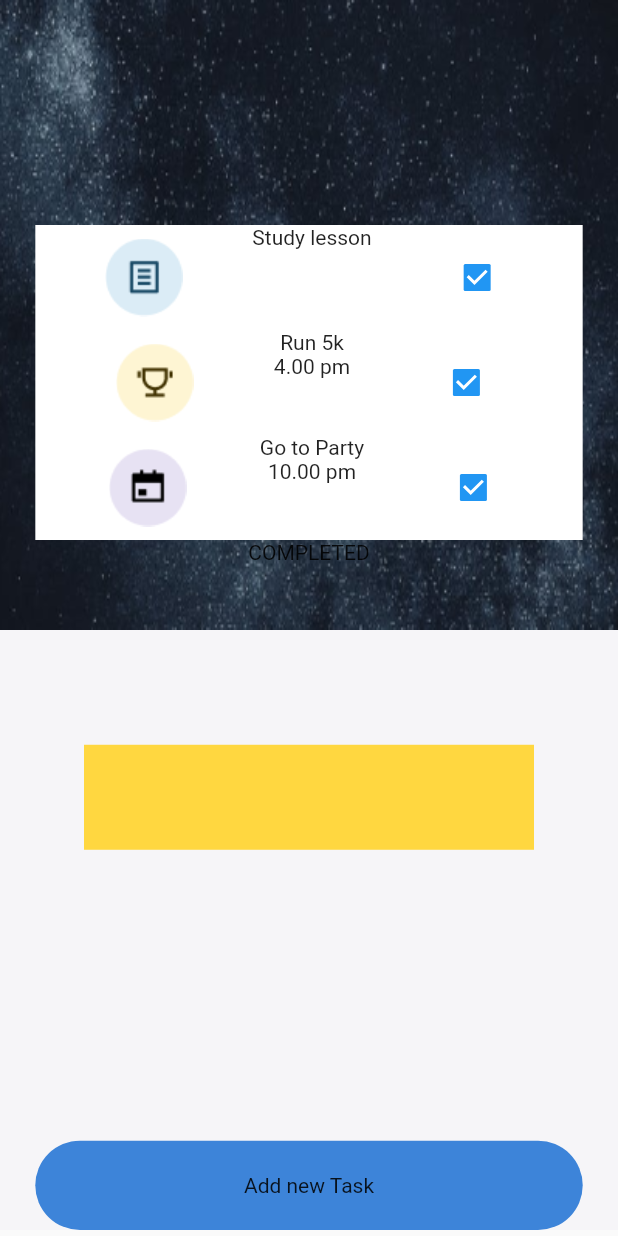
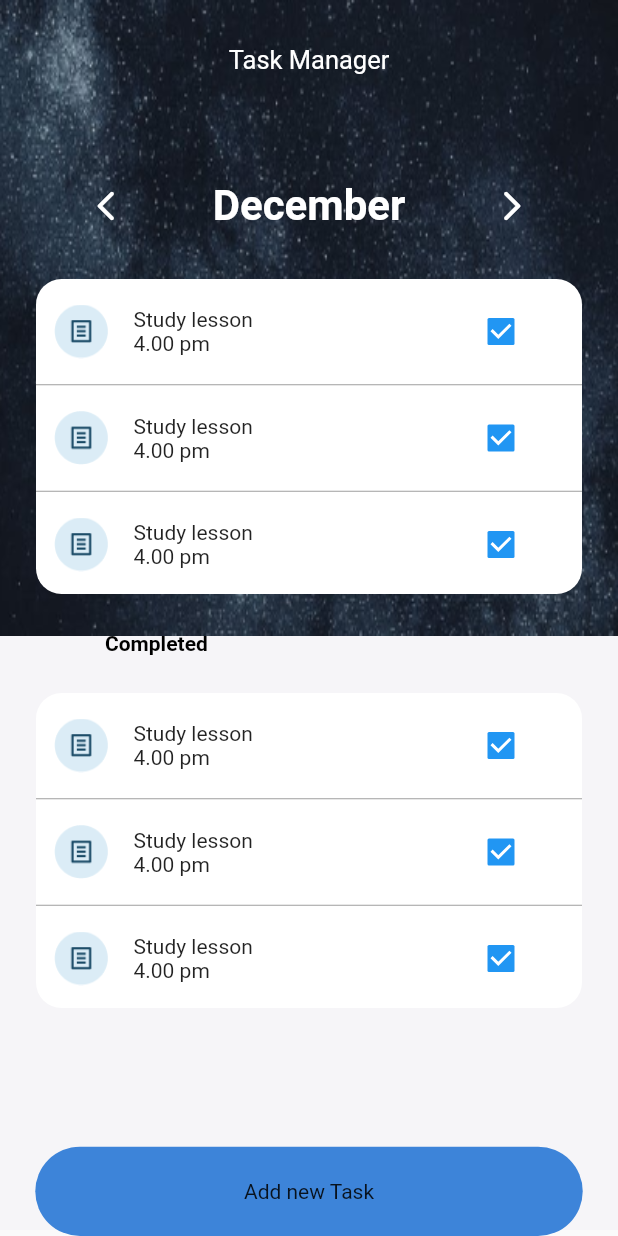
Before and after one commit to Mikhelmariya/todo, a Flutter app: the screen it shows after launch, on a phone screen of 412 x 824 dp. Run offline on Flutter 3.47's test engine with Material 2 defaults, Android fonts, the phone set to English and light mode, and no system bars; our stand-ins replace table_calendar; missing offline and left inert: dart:html.

Commit message:
new file tasklist created

```diff
--- a/lib/main.dart
+++ b/lib/main.dart
@@ -2,9 +2,20 @@ import 'dart:html';
 
 import 'package:flutter/material.dart';
 import 'package:table_calendar/table_calendar.dart';
+import 'package:todo/widgets/tasklist.dart';
 
 void main() {
-  runApp(MaterialApp(
+  runApp(Homepage());
+}
+
+class Homepage extends StatelessWidget {
+  const Homepage({
+    Key? key,
+  }) : super(key: key);
+
+  @override
+  Widget build(BuildContext context) {
+    return MaterialApp(
       home: Scaffold(
         body: Stack(
           alignment: Alignment.topCenter,
@@ -24,110 +35,107 @@ void main() {
                 child: Image.asset('images/todo.png'),
               ),
             ),
-          Positioned.fill(
-            top: 150,
-            child: Column(children: [
-              Container(
-                height: 70,
-                width: 364.9,
+            Positioned(
+              child: SingleChildScrollView(
+                child: Column(
+                  children: [
+                    Padding(
+                      padding: const EdgeInsets.only(top: 30, bottom: 63),
+                      child: Text(
+                        "Task Manager",
+                        style: TextStyle(
+                            fontWeight: FontWeight.normal,
                             color: Colors.white,
-                child: Row(
-                  mainAxisAlignment: MainAxisAlignment.center,
-                  crossAxisAlignment: CrossAxisAlignment.center,
-                  children: [
-                    Spacer(
-                      flex: 1,
-                    ),
-                    Image.asset('images/study.png'),
-                    Spacer(
-                      flex: 1,
-                    ),
-                    Center(
-                      child: Column(
-                        children: [Center(child: Text("Study lesson"))],
+                            fontSize: 17),
                       ),
                     ),
-                    // SizedBox(
-                    //  width: 10,
-                    // ),
-                    Spacer(
-                      flex: 1,
+                    Row(
+                      mainAxisAlignment: MainAxisAlignment.spaceEvenly,
+                      children: [
+                        IconButton(
+                            onPressed: () {},
+                            icon: Icon(
+                              Icons.arrow_back_ios_rounded,
+                              color: Colors.white,
+                            )),
+                        Text(
+                          "December",
+                          style: TextStyle(
+                              fontWeight: FontWeight.bold,
+                              color: Colors.white,
+                              fontSize: 28),
                         ),
-                    Checkbox(value: true, onChanged: ((value) {})),
-                    Spacer(
-                      flex: 1,
+                        IconButton(
+                            onPressed: () {},
+                            icon: Icon(
+                              Icons.arrow_forward_ios_rounded,
+                              color: Colors.white,
+                            )),
+                      ],
+                    ),
+                    Padding(
+                      padding: const EdgeInsets.symmetric(
+                          horizontal: 17, vertical: 25),
+                      child: Container(
+                        height: 70 * 3,
+                        width: 364,
+                        decoration: BoxDecoration(
+                            color: Colors.white,
+                            borderRadius: BorderRadius.circular(17)),
+                        child: ListView.separated(
+                            separatorBuilder: (context, index) {
+                              return Divider(
+                                height: 1,
+                                color: Colors.grey,
+                              );
+                            },
+                            itemCount: 3,
+                            itemBuilder: ((context, index) {
+                              return TaskList();
+                            })),
+                      ),
+                    ),
+                    Padding(
+                      padding: const EdgeInsets.symmetric(horizontal: 70),
+                      child: Row(
+                        children: [
+                          Text(
+                            "Completed",
+                            style: TextStyle(
+                                fontWeight: FontWeight.bold,
+                                color: Colors.black),
                           ),
                         ],
                       ),
                     ),
-
-              //Icon((AssetImage("images/run.png"))),
-              Container(
-                height: 70,
-                width: 364.9,
+                    Padding(
+                      padding: const EdgeInsets.symmetric(
+                          horizontal: 17, vertical: 25),
+                      child: Container(
+                        height: 70 * 3,
+                        width: 364,
+                        decoration: BoxDecoration(
                             color: Colors.white,
-                child: Row(
-                  mainAxisAlignment: MainAxisAlignment.center,
-                  children: [
-                    Spacer(
-                      flex: 1,
-                    ),
-                    Image.asset('images/run.png'),
-                    Spacer(
-                      flex: 1,
-                    ),
-                    Center(
-                      child: Column(
-                        children: [
-                          Center(child: Text("Run 5k")),
-                          Text("4.00 pm"),
-                        ],
+                            borderRadius: BorderRadius.circular(17)),
+                        child: ListView.separated(
+                            separatorBuilder: (context, index) {
+                              return Divider(
+                                height: 1,
+                                color: Colors.grey,
+                              );
+                            },
+                            itemCount: 3,
+                            itemBuilder: ((context, index) {
+                              return TaskList();
+                            })),
                       ),
                     ),
-                    Spacer(
-                      flex: 1,
-                    ),
-                    Checkbox(value: true, onChanged: ((value) {})),
-                    Spacer(
-                      flex: 1,
+                    SizedBox(
+                      height: 250,
                     ),
                   ],
                 ),
               ),
-
-              Container(
-                height: 70,
-                width: 364.9,
-                color: Colors.white,
-                child: Row(
-                  mainAxisAlignment: MainAxisAlignment.center,
-                  children: [
-                    Spacer(
-                      flex: 1,
-                    ),
-                    Image.asset('images/party.png'),
-                    Spacer(
-                      flex: 1,
-                    ),
-                    Column(
-                      children: [
-                        Center(child: Text("Go to Party")),
-                        Text("10.00 pm")
-                      ],
-                    ),
-                    Spacer(
-                      flex: 1,
-                    ),
-                    Checkbox(value: true, onChanged: ((value) {})),
-                    Spacer(
-                      flex: 1,
-                    ),
-                  ],
-                ),
-              ),
-              Text("COMPLETED"),
-              //Spacer(),
-            ]),
             ),
             Positioned(
               bottom: 0,
@@ -145,15 +153,9 @@ void main() {
                     )),
               ),
             ),
-          Positioned(
-              top: 496.51,
-              child: Container(
-                height: 70,
-                width: 300,
-                color: Colors.amberAccent,
-              )),
           ],
         ),
       ),
-  ));
+    );
   }
+}
--- /dev/null
+++ b/lib/widgets/tasklist.dart
@@ -0,0 +1,45 @@
+import 'package:flutter/material.dart';
+
+class TaskList extends StatelessWidget {
+  const TaskList({
+    Key? key,
+  }) : super(key: key);
+
+  @override
+  Widget build(BuildContext context) {
+    return Container(
+      height: 70,
+      child: Row(
+        mainAxisAlignment: MainAxisAlignment.center,
+        crossAxisAlignment: CrossAxisAlignment.center,
+        children: [
+          Padding(
+            padding: const EdgeInsets.all(17).copyWith(left: 12),
+            child: Image.asset('images/study.png'),
+          ),
+
+          Center(
+            child: Column(
+              mainAxisAlignment: MainAxisAlignment.center,
+              crossAxisAlignment: CrossAxisAlignment.start,
+              children: [
+                Text("Study lesson"),
+                Text("4.00 pm"),
+              ],
+            ),
+          ),
+          // SizedBox(
+          //  width: 10,
+          // ),
+          Spacer(
+            flex: 1,
+          ),
+          Padding(
+            padding: const EdgeInsets.all(30),
+            child: Checkbox(value: true, onChanged: ((value) {})),
+          ),
+        ],
+      ),
+    );
+  }
+}
```
Lines whose indentation alone changed are shown as unchanged.
